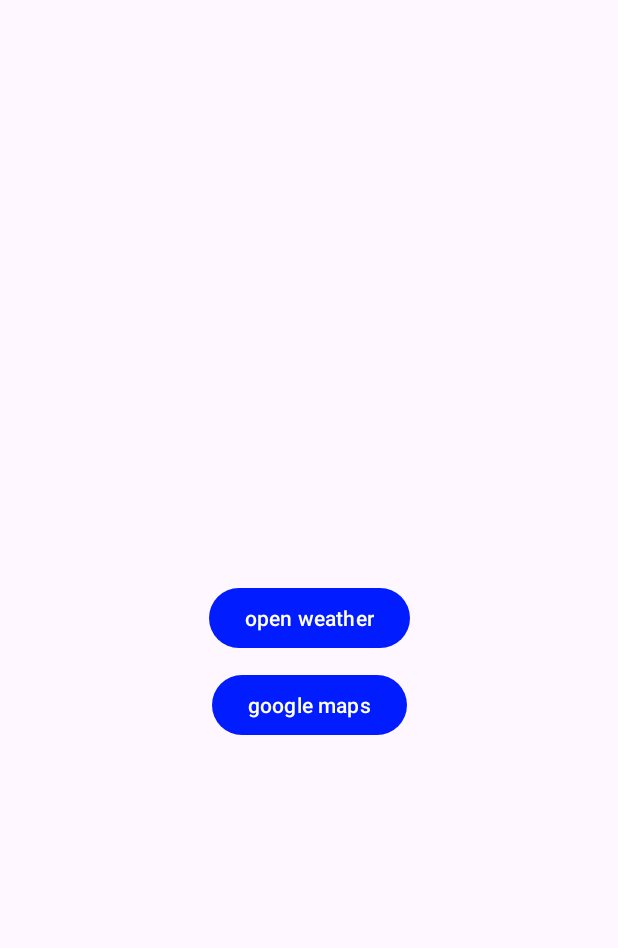
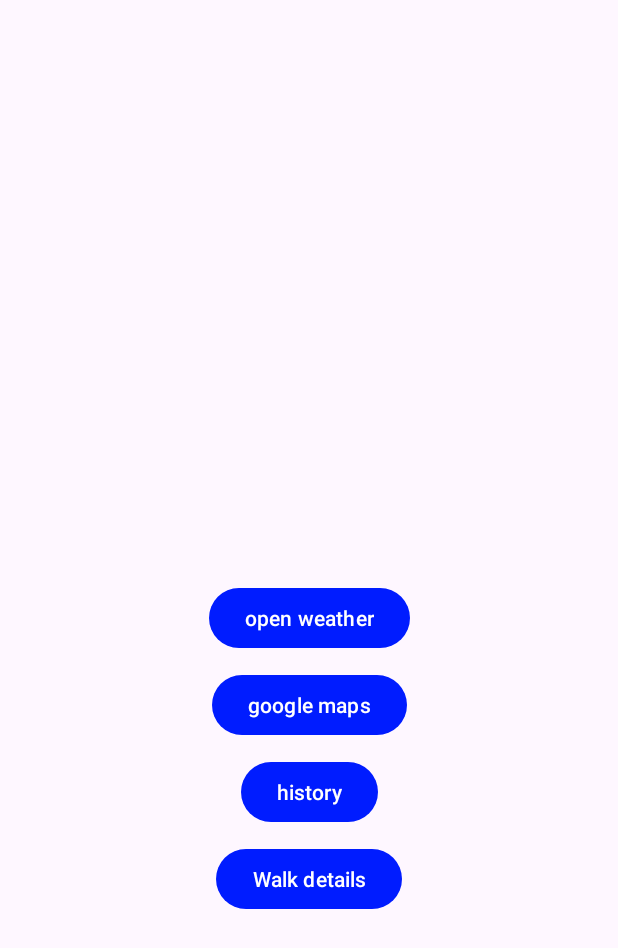
Before and after one commit to AyEssEyeS/AndroidApp, an Android app: the MainActivity screen opened directly, with no data from a screen before it, on a phone screen of 412 x 824 dp. Shown: the top 948 px of the screen. Run offline under Robolectric (Android 15) with nearby library versions, the phone set to English and light mode, and no system bars.

Commit message:
Implemented history and details about walks

```diff
--- a/app/src/main/AndroidManifest.xml
+++ b/app/src/main/AndroidManifest.xml
@@ -16,6 +16,12 @@
         android:roundIcon="@mipmap/ic_launcher_round"
         android:supportsRtl="true"
         android:theme="@style/Base.Theme.Textron0">
+        <activity
+            android:name=".WalkDetailsActivity"
+            android:exported="false" />
+        <activity
+            android:name=".WalkHistoryActivity"
+            android:exported="false" />
 
         <meta-data
             android:name="com.google.android.geo.API_KEY"
--- a/app/src/main/java/cod/ayesseye/textron0/MainActivity.java
+++ b/app/src/main/java/cod/ayesseye/textron0/MainActivity.java
@@ -18,7 +18,7 @@ import androidx.core.view.WindowInsetsCompat;
 
 public class MainActivity extends AppCompatActivity {
 
-    Button goToOpenWeather, goToGoogleMaps;
+    Button goToOpenWeather, goToGoogleMaps,  gotoHistory, goToDetails;
 
 
 
@@ -36,9 +36,13 @@ public class MainActivity extends AppCompatActivity {
 
         goToOpenWeather = findViewById(R.id.open_weather);
         goToGoogleMaps = findViewById(R.id.google_maps);
+        gotoHistory = findViewById(R.id.go_to_history);
+        goToDetails = findViewById(R.id.go_to_walk_details);
 
         goToOpenWeather.setOnClickListener(v -> changePage(OpenWeather.class));
         goToGoogleMaps.setOnClickListener(v -> changePage(MapsActivity.class));
+        gotoHistory.setOnClickListener(v -> changePage(WalkHistoryActivity.class));
+        goToDetails.setOnClickListener(v -> changePage(WalkDetailsActivity.class));
 
 
     }
--- a/app/src/main/java/cod/ayesseye/textron0/WalkModel.java
+++ b/app/src/main/java/cod/ayesseye/textron0/WalkModel.java
@@ -1,9 +1,10 @@
 package cod.ayesseye.textron0;
 
+import java.io.Serializable;
 import java.util.ArrayList;
 import java.util.HashMap;
 
-public class WalkModel {
+public class WalkModel implements Serializable {
     public float distanceKm;
     public String avgPace;
     public String duration;
--- a/app/src/main/res/layout/activity_main.xml
+++ b/app/src/main/res/layout/activity_main.xml
@@ -28,6 +28,28 @@
         app:layout_constraintEnd_toEndOf="parent"
         app:layout_constraintTop_toBottomOf="@id/open_weather"/>
 
+    <Button
+        android:id="@+id/go_to_history"
+        android:layout_width="wrap_content"
+        android:layout_height="wrap_content"
+        android:text="history"
+        android:layout_marginTop="10dp"
+        app:layout_constraintStart_toStartOf="parent"
+        app:layout_constraintEnd_toEndOf="parent"
+        app:layout_constraintTop_toBottomOf="@id/google_maps"/>
+
+    <Button
+        android:id="@+id/go_to_walk_details"
+        android:layout_width="wrap_content"
+        android:layout_height="wrap_content"
+        android:text="Walk details"
+        android:layout_marginTop="10dp"
+        app:layout_constraintStart_toStartOf="parent"
+        app:layout_constraintEnd_toEndOf="parent"
+        app:layout_constraintTop_toBottomOf="@id/go_to_history"/>
+
+
+
 
 
 
```
Also changed, not shown: app/src/main/java/cod/ayesseye/textron0/WalkDetailsActivity.java (added, +87 -0 lines), app/src/main/java/cod/ayesseye/textron0/WalkHistoryActivity.java (added, +62 -0 lines), app/src/main/java/cod/ayesseye/textron0/WalksAdapter.java (added, +67 -0 lines), app/src/main/res/layout/activity_walk_details.xml (added, +12 -0 lines), app/src/main/res/layout/activity_walk_history.xml (added, +12 -0 lines), app/src/main/res/layout/item_walk.xml (added, +36 -0 lines).
